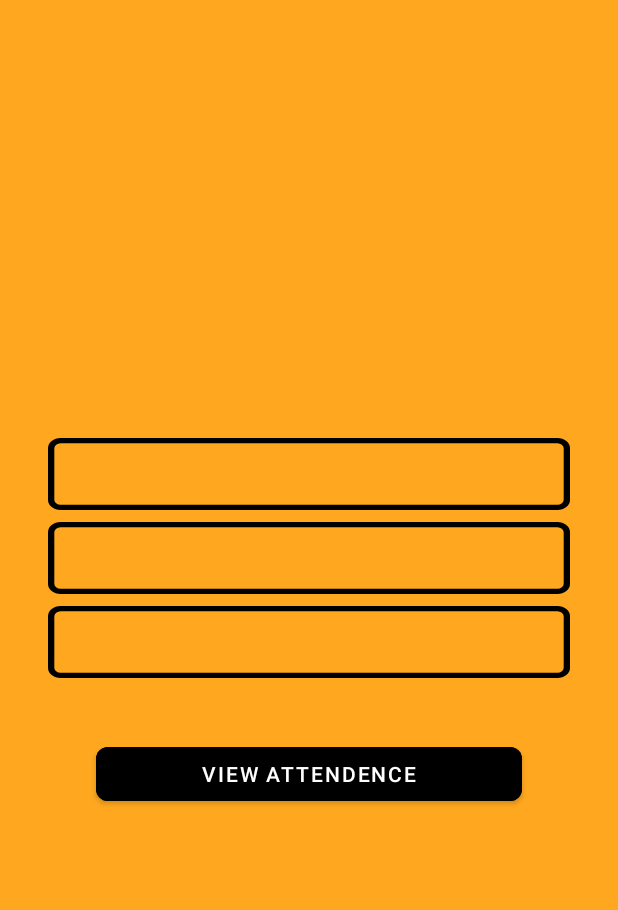
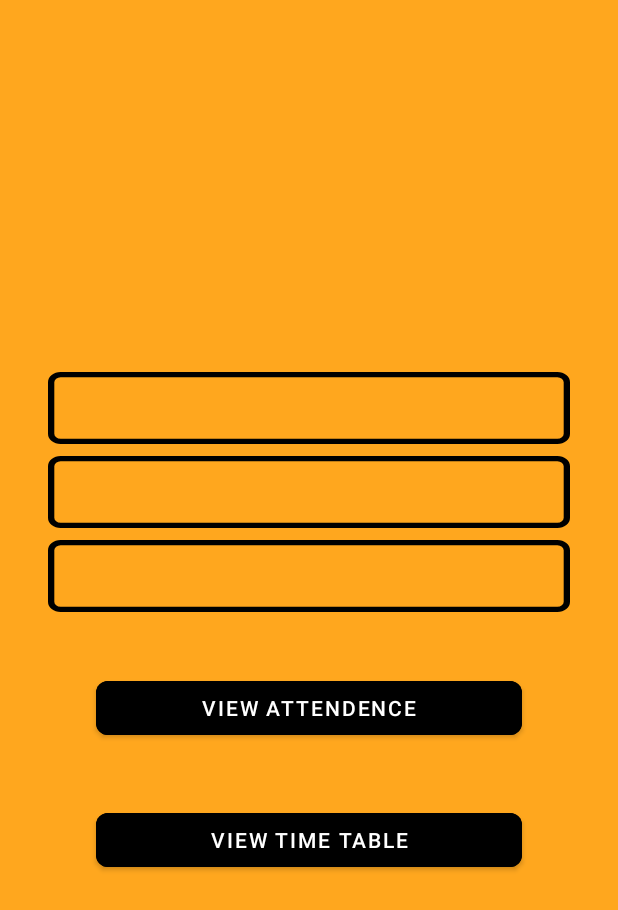
Before and after one commit to SagheerHussainZardari/Attendence_App_Njala_University, an Android app: the layout fragment_details_select_student.xml on its own in the app's theme, with its tools: preview values and no code run, on a phone screen of 412 x 824 dp. Shown: the top 910 px of the screen. Run offline under Robolectric (Android 15) with nearby library versions, the phone set to English and light mode, and no system bars; network calls fail.

Commit message:
Get Time Table For Students

```diff
--- a/app/src/main/java/com/sagheer/attendenceappnjalauniversity/Fragments/DetailsSelectTeacher.kt
+++ b/app/src/main/java/com/sagheer/attendenceappnjalauniversity/Fragments/DetailsSelectTeacher.kt
@@ -94,6 +94,8 @@ class DetailsSelectTeacher : Fragment() {
                 program = spinner_Program_TeacherDetailsFragment.selectedItem.toString()
 
                 if (spinner_Year_TeacherDetailsFragment.selectedItem != "Select Year") {
+                    TimeTable.program = program
+                    TimeTable.year = spinner_Year_TeacherDetailsFragment.selectedItem.toString()
                     (context as MainActivity).openFragment(TimeTable())
                 } else {
                     context?.showToast("Must Select Program and Year")
@@ -300,6 +302,7 @@ class DetailsSelectTeacher : Fragment() {
                         setUpCoursesList()
 
                     }
+
                 }
             }
     }
--- a/app/src/main/res/layout/fragment_details_select_student.xml
+++ b/app/src/main/res/layout/fragment_details_select_student.xml
@@ -31,6 +31,20 @@
             android:paddingLeft="8dp"
             android:paddingRight="16dp"
             android:textColorHint="#000" />
+        <!--Select Year -->
+        <Spinner
+            android:id="@+id/spinner_Year_StudentDetailsFragment"
+            android:layout_width="match_parent"
+            android:layout_height="48dp"
+            android:layout_marginLeft="32dp"
+            android:layout_marginTop="8dp"
+            android:layout_marginRight="32dp"
+            android:background="@drawable/ic_et_back"
+            android:paddingLeft="8dp"
+            android:paddingRight="16dp"
+            android:textColorHint="#000"
+            android:textSize="18sp" />
+
         <!--Select course spinner-->
         <Spinner
             android:id="@+id/spinner_Course_StudentDetailsFragment"
@@ -44,19 +58,7 @@
             android:paddingRight="16dp"
             android:textColorHint="#000"
             android:visibility="visible" />
-        <!--Select Year -->
-        <Spinner
-            android:id="@+id/spinner_Year_StudentDetailsFragment"
-            android:layout_width="match_parent"
-            android:layout_height="48dp"
-            android:layout_marginLeft="32dp"
-            android:layout_marginTop="8dp"
-            android:layout_marginRight="32dp"
-            android:background="@drawable/ic_et_back"
-            android:paddingLeft="8dp"
-            android:paddingRight="16dp"
-            android:textColorHint="#000"
-            android:textSize="18sp" />
+
         <!--Select Semester-->
         <com.google.android.material.button.MaterialButton
             android:id="@+id/btn_viewAttendence"
@@ -69,6 +71,20 @@
             android:backgroundTint="@color/colorPrimaryDark"
             android:padding="8dp"
             android:text="View Attendence"
+            android:textColor="#fff"
+            app:cornerRadius="8dp" />
+
+        <com.google.android.material.button.MaterialButton
+            android:id="@+id/btn_timeTable"
+            android:layout_width="match_parent"
+            android:layout_height="48dp"
+            android:layout_below="@id/tv_ForgotPassword"
+            android:layout_marginLeft="64dp"
+            android:layout_marginTop="40dp"
+            android:layout_marginRight="64dp"
+            android:backgroundTint="@color/colorPrimaryDark"
+            android:padding="8dp"
+            android:text="View Time Table"
             android:textColor="#fff"
             app:cornerRadius="8dp" />
 
```
Also changed, not shown: app/src/main/java/com/sagheer/attendenceappnjalauniversity/Fragments/DetailsSelectStudent.kt (+86 -45 lines), app/src/main/java/com/sagheer/attendenceappnjalauniversity/Fragments/TimeTable.kt (+5 -2 lines).
